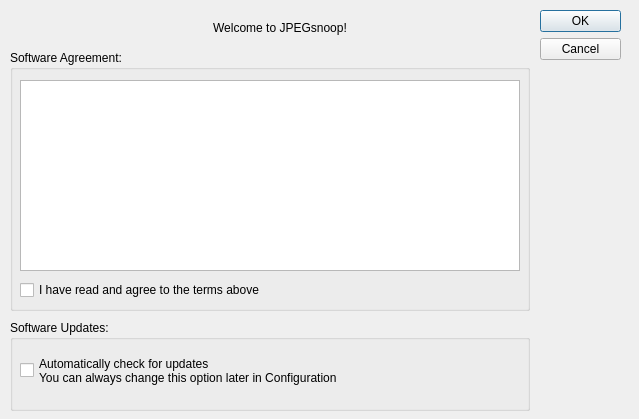
First picture: the form in source/eula.ui, repository ImpulseAdventure/JPEGsnoop, before the edit.
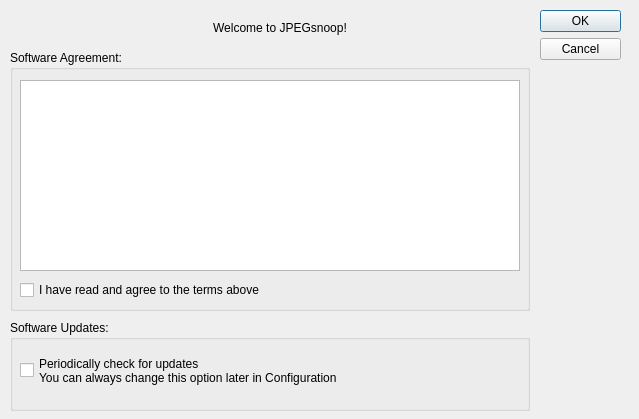
Second picture: the form after the edit.

Commit message: Minor dialog text updates

Diff of the .ui file:
```diff
--- a/source/eula.ui
+++ b/source/eula.ui
@@ -106,7 +106,7 @@
      </rect>
     </property>
     <property name="text">
-     <string>Automatically check for updates
+     <string>Periodically check for updates
 You can always change this option later in Configuration</string>
     </property>
    </widget>
```
The commit also changes 5 other files.
